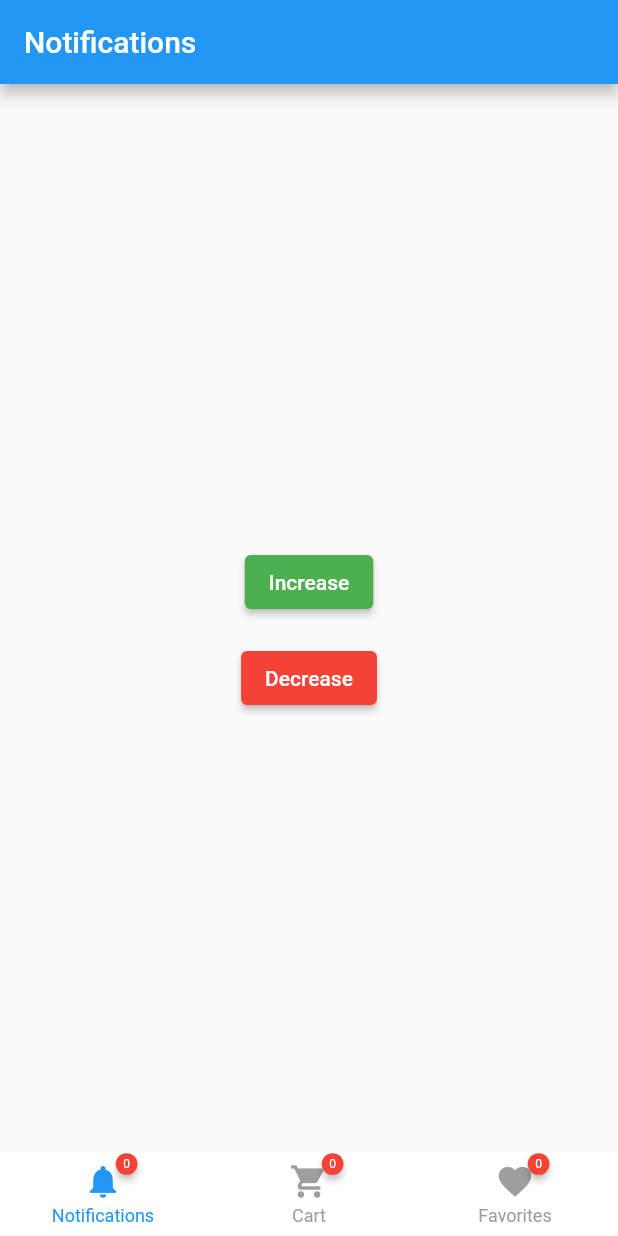
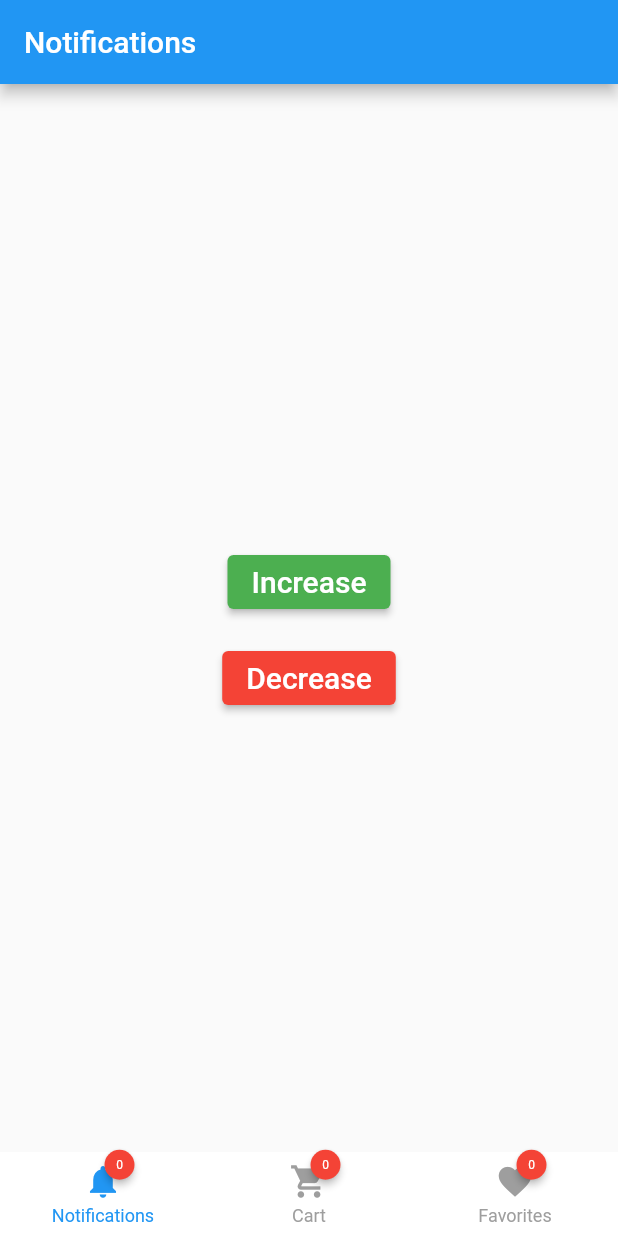
Before and after one commit to VaibhavNerd/navigation_bar, a Flutter app: the screen it shows after launch, on a phone screen of 412 x 824 dp. Run offline on Flutter 3.47's test engine with Material 2 defaults, Android fonts, the phone set to English and light mode, and no system bars; drawn by our look-alikes of auto_size_text, badges, persistent_bottom_nav_bar.

Commit message:
size badge

```diff
--- a/lib/main.dart
+++ b/lib/main.dart
@@ -1,3 +1,4 @@
+import 'package:auto_size_text/auto_size_text.dart';
 import 'package:flutter/material.dart';
 import 'package:persistent_bottom_nav_bar/persistent_tab_view.dart';
 import 'package:badges/badges.dart' as badges;
@@ -68,18 +69,18 @@ class _MyHomePageState extends State<MyHomePage> {
                   mainAxisAlignment: MainAxisAlignment.center,
                   children: [
                     ElevatedButton(
-                      child: Text('Increase'),
                       onPressed: () => increaseCount(0),
                       style: ElevatedButton.styleFrom(
-                        primary: Colors.green,
+                        backgroundColor: Colors.green,
                       ),
+                      child: const Text('Increase', style: TextStyle(fontSize: 20),),
                     ),
                     SizedBox(height: 16),
                     ElevatedButton(
-                      child: Text('Decrease'),
+                      child: Text('Decrease',style: TextStyle(fontSize: 20),),
                       onPressed: () => decreaseCount(0),
                       style: ElevatedButton.styleFrom(
-                        primary: Colors.red,
+                        backgroundColor: Colors.red,
                       ),
                     ),
                   ],
@@ -101,18 +102,18 @@ class _MyHomePageState extends State<MyHomePage> {
                   mainAxisAlignment: MainAxisAlignment.center,
                   children: [
                     ElevatedButton(
-                      child: Text('Increase'),
+                      child: Text('Increase',style: TextStyle(fontSize: 20),),
                       onPressed: () => increaseCount(1),
                       style: ElevatedButton.styleFrom(
-                        primary: Colors.green,
+                        backgroundColor: Colors.green,
                       ),
                     ),
                     SizedBox(height: 16),
                     ElevatedButton(
-                      child: Text('Decrease'),
+                      child: Text('Decrease',style: TextStyle(fontSize: 20),),
                       onPressed: () => decreaseCount(1),
                       style: ElevatedButton.styleFrom(
-                        primary: Colors.red,
+                        backgroundColor: Colors.red,
                       ),
                     ),
                   ],
@@ -134,18 +135,18 @@ class _MyHomePageState extends State<MyHomePage> {
                   mainAxisAlignment: MainAxisAlignment.center,
                   children: [
                     ElevatedButton(
-                      child: Text('Increase'),
+                      child: Text('Increase',style: TextStyle(fontSize: 20),),
                       onPressed: () => increaseCount(2),
                       style: ElevatedButton.styleFrom(
-                        primary: Colors.green,
+                        backgroundColor: Colors.green,
                       ),
                     ),
                     SizedBox(height: 16),
                     ElevatedButton(
-                      child: Text('Decrease'),
+                      child: Text('Decrease',style: TextStyle(fontSize: 20),),
                       onPressed: () => decreaseCount(2),
                       style: ElevatedButton.styleFrom(
-                        primary: Colors.red,
+                        backgroundColor: Colors.red,
                       ),
                     ),
                   ],
@@ -158,9 +159,13 @@ class _MyHomePageState extends State<MyHomePage> {
       items: [
         PersistentBottomNavBarItem(
           icon: badges.Badge(
-            badgeContent: Text(
-              notificationsCount.toString(),
-              style: TextStyle(fontSize: 8, color: Colors.white),
+            badgeContent: Container( height: 10,width: 14,
+              child: Center(
+                child: AutoSizeText(
+                  notificationsCount.toString(), maxLines:1 ,minFontSize: 7,
+                  style: TextStyle(fontSize: 8, color: Colors.white),
+                ),
+              ),
             ),
             badgeAnimation: const badges.BadgeAnimation.fade(
               animationDuration: Duration(microseconds: 100),
@@ -177,11 +182,14 @@ class _MyHomePageState extends State<MyHomePage> {
         ),
         PersistentBottomNavBarItem(
           icon: badges.Badge(
-            badgeContent: Text(
-              cartCount.toString(),
-              style: TextStyle(fontSize: 8, color: Colors.white),
+            badgeContent: Container( height: 10,width: 14,
+              child: Center(
+                child: AutoSizeText(
+                  cartCount.toString(), maxLines:1 ,minFontSize: 7,
+                  style: TextStyle(fontSize: 8, color: Colors.white),
+                ),
+              ),
             ),
-            position: badges.BadgePosition.topEnd(),
             badgeAnimation: const badges.BadgeAnimation.fade(
               animationDuration: Duration(microseconds: 100),
               colorChangeAnimationDuration: Duration(microseconds: 100),
@@ -197,9 +205,13 @@ class _MyHomePageState extends State<MyHomePage> {
         ),
         PersistentBottomNavBarItem(
           icon: badges.Badge(
-            badgeContent: Text(
-              favoritesCount.toString(),
-              style: TextStyle(fontSize: 8, color: Colors.white),
+            badgeContent: Container( height: 10,width: 14,
+              child: Center(
+                child: AutoSizeText(
+                  favoritesCount.toString(), maxLines:1 ,minFontSize: 7,
+                  style: TextStyle(fontSize: 8, color: Colors.white),
+                ),
+              ),
             ),
             badgeAnimation: const badges.BadgeAnimation.fade(
               animationDuration: Duration(microseconds: 100),
--- a/pubspec.yaml
+++ b/pubspec.yaml
@@ -37,6 +37,7 @@ dependencies:
   cupertino_icons: ^1.0.2
   persistent_bottom_nav_bar: ^5.0.2
   badges: ^3.1.1
+  auto_size_text: ^3.0.0
 
 dev_dependencies:
   flutter_test:
```
Also changed, not shown: pubspec.lock.
